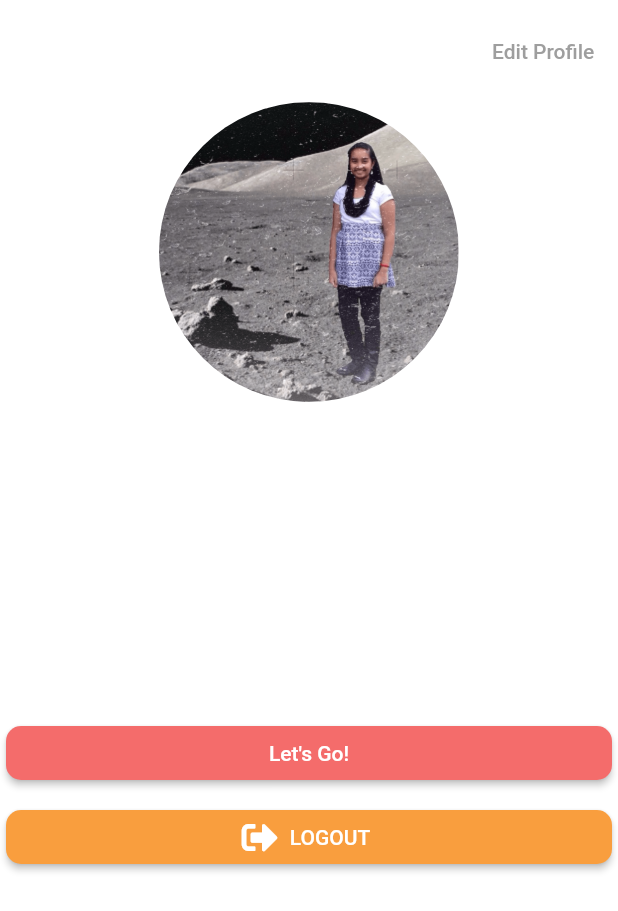
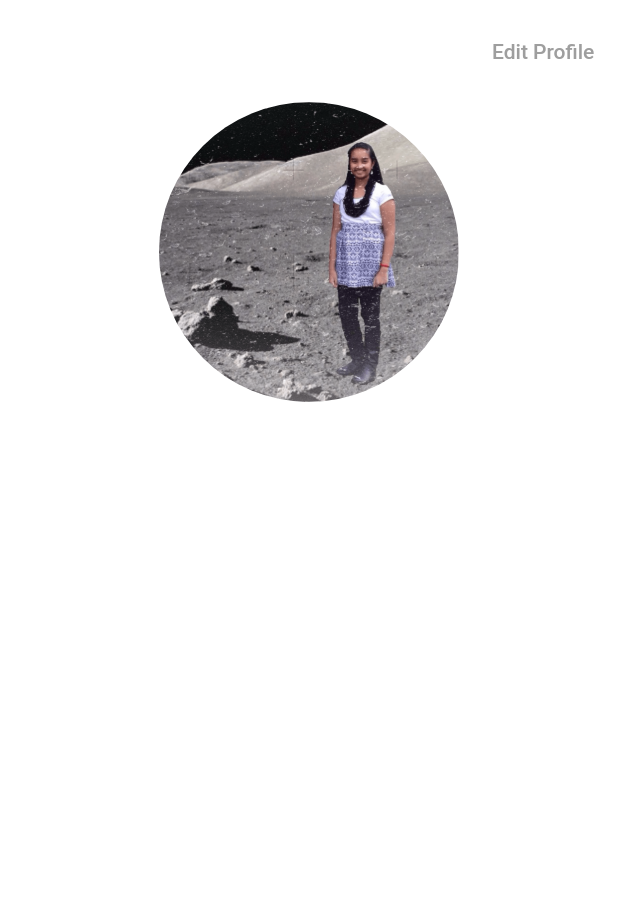
Before and after one commit to ishajain15/UniLyfe, a Flutter app: the ProfilePage screen opened directly, on a phone screen of 412 x 824 dp. Shown: the top 911 px of the screen. Run offline on Flutter 3.47's test engine with Material 2 defaults, Android fonts, the phone set to English and light mode, and no system bars; our stand-ins replace auto_size_text, cloud_firestore, community_material_icon, firebase_auth, firebase_core, font_awesome_flutter and 4 more; missing offline and left inert: dart:html, polls; accounts and stored records are empty; generated files the repository leaves out were written again.

Commit message:
took out unnecessary buttons from the profile page

```diff
--- a/unilyfe_app/lib/page/profile_page.dart
+++ b/unilyfe_app/lib/page/profile_page.dart
@@ -18,6 +18,7 @@ class ProfilePage extends StatefulWidget {
 }
 
 class _ProfilePageState extends State<ProfilePage> {
+  bool _validUsername = true;
   User user = User('', '', '', '', [], []);
   String _currentUsername = '';
   //String _currentYear = "";
@@ -74,9 +75,9 @@ class _ProfilePageState extends State<ProfilePage> {
             }
           },
         ),
-        LetsGoButton(),
+        //LetsGoButton(),
         //BackButtonWidget(),
-        LogoutButtonWidget(),
+        //LogoutButtonWidget(),
       ],
     ));
   }
@@ -380,7 +381,9 @@ class _ProfilePageState extends State<ProfilePage> {
                               !await usernameCheck(_usernameController.text)) {
                             print('ALREADY TAKEN');
                             showAlertDialog(context);
+                            _validUsername = false;
                           } else {
+                            _validUsername = true;
                             user.username = _usernameController.text;
                             setState(() {
                               _usernameController.text = user.username;
@@ -458,10 +461,10 @@ class _ProfilePageState extends State<ProfilePage> {
                                 .doc(uid)
                                 .set(user.toJson());
                           }*/
-                        //_getProfileData();
-                        //print("user.year: " + user.year);
-
-                        Navigator.of(context).pop();
+                    if (_validUsername) {
+                      print("username is valid?");
+                      Navigator.of(context).pop();
+                    }
                       },
                       child: Text('Submit'),
                     )
```
